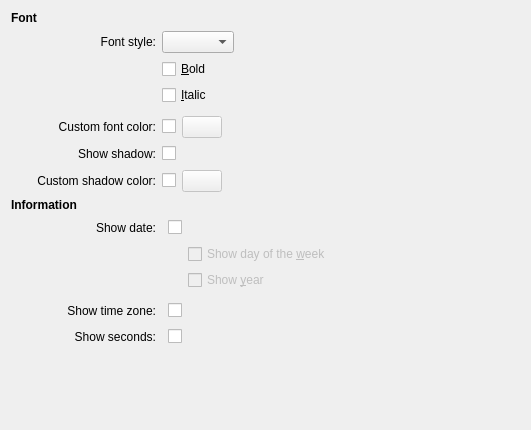
This is plasma/generic/applets/digital-clock/clockConfig.ui in mgottschlag/kwin-tiling as Qt 5 draws it before an edit. The edited form follows.
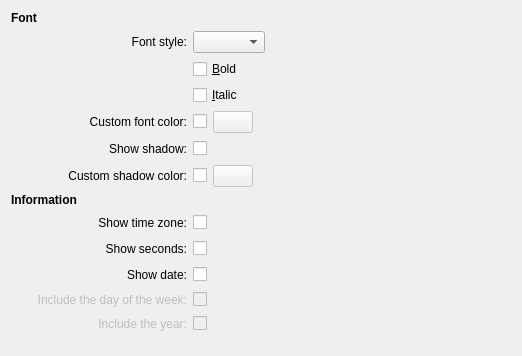
This is the edited form. Custom widgets are drawn as their Qt base class.

Commit message: scrub the ui a little bit

Patch:
```diff
--- a/plasma/generic/applets/digital-clock/clockConfig.ui
+++ b/plasma/generic/applets/digital-clock/clockConfig.ui
@@ -6,11 +6,24 @@
    <rect>
     <x>0</x>
     <y>0</y>
-    <width>531</width>
-    <height>430</height>
+    <width>522</width>
+    <height>356</height>
    </rect>
   </property>
-  <layout class="QGridLayout" name="gridLayout_2">
+  <layout class="QGridLayout" name="gridLayout">
+   <item row="0" column="0" colspan="2">
+    <widget class="QLabel" name="label_6">
+     <property name="font">
+      <font>
+       <weight>75</weight>
+       <bold>true</bold>
+      </font>
+     </property>
+     <property name="text">
+      <string>Font</string>
+     </property>
+    </widget>
+   </item>
    <item row="1" column="1">
     <widget class="QLabel" name="label">
      <property name="text">
@@ -24,7 +37,7 @@
      </property>
     </widget>
    </item>
-   <item row="1" column="2" colspan="2">
+   <item row="1" column="2">
     <layout class="QHBoxLayout" name="horizontalLayout_2">
      <item>
       <widget class="KFontComboBox" name="plainClockFont"/>
@@ -34,9 +47,12 @@
        <property name="orientation">
         <enum>Qt::Horizontal</enum>
        </property>
+       <property name="sizeType">
+        <enum>QSizePolicy::MinimumExpanding</enum>
+       </property>
        <property name="sizeHint" stdset="0">
         <size>
-         <width>78</width>
+         <width>0</width>
          <height>17</height>
         </size>
        </property>
@@ -44,7 +60,7 @@
      </item>
     </layout>
    </item>
-   <item row="2" column="2" colspan="2">
+   <item row="2" column="2">
     <widget class="QCheckBox" name="plainClockFontBold">
      <property name="toolTip">
       <string>Check if you want the font in bold</string>
@@ -57,7 +73,7 @@
      </property>
     </widget>
    </item>
-   <item row="3" column="2" colspan="2">
+   <item row="3" column="2">
     <widget class="QCheckBox" name="plainClockFontItalic">
      <property name="toolTip">
       <string>Check if you want the font in italic</string>
@@ -70,62 +86,7 @@
      </property>
     </widget>
    </item>
-   <item row="4" column="1" colspan="3">
-    <spacer name="verticalSpacer_2">
-     <property name="orientation">
-      <enum>Qt::Vertical</enum>
-     </property>
-     <property name="sizeType">
-      <enum>QSizePolicy::Fixed</enum>
-     </property>
-     <property name="sizeHint" stdset="0">
-      <size>
-       <width>409</width>
-       <height>5</height>
-      </size>
-     </property>
-    </spacer>
-   </item>
-   <item row="5" column="1">
-    <widget class="QLabel" name="label_2">
-     <property name="text">
-      <string>Custom font color:</string>
-     </property>
-     <property name="alignment">
-      <set>Qt::AlignRight|Qt::AlignTrailing|Qt::AlignVCenter</set>
-     </property>
-     <property name="buddy">
-      <cstring>useCustomColor</cstring>
-     </property>
-    </widget>
-   </item>
-   <item row="14" column="3">
-    <spacer>
-     <property name="orientation">
-      <enum>Qt::Vertical</enum>
-     </property>
-     <property name="sizeHint" stdset="0">
-      <size>
-       <width>20</width>
-       <height>0</height>
-      </size>
-     </property>
-    </spacer>
-   </item>
-   <item row="0" column="0" colspan="2">
-    <widget class="QLabel" name="label_6">
-     <property name="font">
-      <font>
-       <weight>75</weight>
-       <bold>true</bold>
-      </font>
-     </property>
-     <property name="text">
-      <string>Font</string>
-     </property>
-    </widget>
-   </item>
-   <item row="1" column="0">
+   <item row="4" column="0">
     <spacer name="horizontalSpacer_9">
      <property name="orientation">
       <enum>Qt::Horizontal</enum>
@@ -141,10 +102,10 @@
      </property>
     </spacer>
    </item>
-   <item row="13" column="1">
-    <widget class="QLabel" name="label_5">
+   <item row="4" column="1">
+    <widget class="QLabel" name="label_2">
      <property name="text">
-      <string>Show seconds:</string>
+      <string>Custom font color:</string>
      </property>
      <property name="alignment">
       <set>Qt::AlignRight|Qt::AlignTrailing|Qt::AlignVCenter</set>
@@ -154,23 +115,67 @@
      </property>
     </widget>
    </item>
-   <item row="9" column="3">
-    <layout class="QHBoxLayout" name="horizontalLayout_5">
+   <item row="4" column="2">
+    <layout class="QHBoxLayout" name="horizontalLayout_6">
      <item>
-      <widget class="QCheckBox" name="showDate">
+      <widget class="QCheckBox" name="useCustomColor">
+       <property name="text">
+        <string/>
+       </property>
+      </widget>
+     </item>
+     <item>
+      <widget class="KColorButton" name="plainClockColor">
+       <property name="enabled">
+        <bool>false</bool>
+       </property>
        <property name="toolTip">
         <string>Display the date of the day</string>
        </property>
        <property name="whatsThis">
         <string/>
        </property>
+      </widget>
+     </item>
+     <item>
+      <spacer name="horizontalSpacer_6">
+       <property name="orientation">
+        <enum>Qt::Horizontal</enum>
+       </property>
+       <property name="sizeHint" stdset="0">
+        <size>
+         <width>40</width>
+         <height>20</height>
+        </size>
+       </property>
+      </spacer>
+     </item>
+    </layout>
+   </item>
+   <item row="5" column="1">
+    <widget class="QLabel" name="label_9">
+     <property name="text">
+      <string>Show shadow:</string>
+     </property>
+     <property name="alignment">
+      <set>Qt::AlignRight|Qt::AlignTrailing|Qt::AlignVCenter</set>
+     </property>
+     <property name="buddy">
+      <cstring>drawShadow</cstring>
+     </property>
+    </widget>
+   </item>
+   <item row="5" column="2">
+    <layout class="QHBoxLayout" name="horizontalLayout">
+     <item>
+      <widget class="QCheckBox" name="drawShadow">
        <property name="text">
         <string/>
        </property>
       </widget>
      </item>
      <item>
-      <spacer name="horizontalSpacer_7">
+      <spacer name="horizontalSpacer_13">
        <property name="orientation">
         <enum>Qt::Horizontal</enum>
        </property>
@@ -184,7 +189,86 @@
      </item>
     </layout>
    </item>
-   <item row="12" column="3">
+   <item row="6" column="1">
+    <widget class="QLabel" name="customShadowColorLabel">
+     <property name="text">
+      <string>Custom shadow color:</string>
+     </property>
+     <property name="alignment">
+      <set>Qt::AlignRight|Qt::AlignTrailing|Qt::AlignVCenter</set>
+     </property>
+     <property name="buddy">
+      <cstring>useCustomShadowColor</cstring>
+     </property>
+    </widget>
+   </item>
+   <item row="6" column="2">
+    <layout class="QGridLayout" name="gridLayout_3">
+     <item row="0" column="1">
+      <widget class="KColorButton" name="plainClockShadowColor">
+       <property name="enabled">
+        <bool>false</bool>
+       </property>
+       <property name="toolTip">
+        <string>Shadow color chooser</string>
+       </property>
+       <property name="whatsThis">
+        <string>Click on this button and the KDE standard color dialog will show. You can then choose the new color you want for the text shadow for your clock.</string>
+       </property>
+      </widget>
+     </item>
+     <item row="0" column="2">
+      <spacer name="horizontalSpacer_12">
+       <property name="orientation">
+        <enum>Qt::Horizontal</enum>
+       </property>
+       <property name="sizeHint" stdset="0">
+        <size>
+         <width>40</width>
+         <height>20</height>
+        </size>
+       </property>
+      </spacer>
+     </item>
+     <item row="0" column="0">
+      <widget class="QCheckBox" name="useCustomShadowColor">
+       <property name="enabled">
+        <bool>true</bool>
+       </property>
+       <property name="text">
+        <string/>
+       </property>
+      </widget>
+     </item>
+    </layout>
+   </item>
+   <item row="7" column="0" colspan="2">
+    <widget class="QLabel" name="label_7">
+     <property name="font">
+      <font>
+       <weight>75</weight>
+       <bold>true</bold>
+      </font>
+     </property>
+     <property name="text">
+      <string>Information</string>
+     </property>
+    </widget>
+   </item>
+   <item row="8" column="1">
+    <widget class="QLabel" name="label_4">
+     <property name="text">
+      <string>Show time zone:</string>
+     </property>
+     <property name="alignment">
+      <set>Qt::AlignRight|Qt::AlignTrailing|Qt::AlignVCenter</set>
+     </property>
+     <property name="buddy">
+      <cstring>showTimeZone</cstring>
+     </property>
+    </widget>
+   </item>
+   <item row="8" column="2">
     <layout class="QHBoxLayout" name="horizontalLayout_3">
      <item>
       <widget class="QCheckBox" name="showTimeZone">
@@ -214,26 +298,10 @@
      </item>
     </layout>
    </item>
-   <item row="11" column="3">
-    <spacer name="verticalSpacer">
-     <property name="orientation">
-      <enum>Qt::Vertical</enum>
-     </property>
-     <property name="sizeType">
-      <enum>QSizePolicy::Fixed</enum>
-     </property>
-     <property name="sizeHint" stdset="0">
-      <size>
-       <width>20</width>
-       <height>5</height>
-      </size>
-     </property>
-    </spacer>
-   </item>
    <item row="9" column="1">
-    <widget class="QLabel" name="label_3">
+    <widget class="QLabel" name="label_5">
      <property name="text">
-      <string>Show date:</string>
+      <string>Show seconds:</string>
      </property>
      <property name="alignment">
       <set>Qt::AlignRight|Qt::AlignTrailing|Qt::AlignVCenter</set>
@@ -243,7 +311,7 @@
      </property>
     </widget>
    </item>
-   <item row="13" column="3">
+   <item row="9" column="2">
     <layout class="QHBoxLayout" name="horizontalLayout_4">
      <item>
       <widget class="QCheckBox" name="secondsCheckbox">
@@ -273,25 +341,68 @@
      </item>
     </layout>
    </item>
-   <item row="10" column="3">
-    <layout class="QGridLayout" name="gridLayout">
-     <item row="0" column="0">
-      <spacer name="horizontalSpacer">
+   <item row="10" column="1">
+    <widget class="QLabel" name="label_3">
+     <property name="text">
+      <string>Show date:</string>
+     </property>
+     <property name="alignment">
+      <set>Qt::AlignRight|Qt::AlignTrailing|Qt::AlignVCenter</set>
+     </property>
+     <property name="buddy">
+      <cstring>showDate</cstring>
+     </property>
+    </widget>
+   </item>
+   <item row="10" column="2">
+    <layout class="QHBoxLayout" name="horizontalLayout_5">
+     <item>
+      <widget class="QCheckBox" name="showDate">
+       <property name="toolTip">
+        <string>Display the date of the day</string>
+       </property>
+       <property name="whatsThis">
+        <string/>
+       </property>
+       <property name="text">
+        <string/>
+       </property>
+      </widget>
+     </item>
+     <item>
+      <spacer name="horizontalSpacer_7">
        <property name="orientation">
         <enum>Qt::Horizontal</enum>
        </property>
-       <property name="sizeType">
-        <enum>QSizePolicy::Fixed</enum>
-       </property>
        <property name="sizeHint" stdset="0">
         <size>
-         <width>20</width>
+         <width>40</width>
          <height>20</height>
         </size>
        </property>
       </spacer>
      </item>
-     <item row="0" column="1">
+    </layout>
+   </item>
+   <item row="11" column="1">
+    <widget class="QLabel" name="label_8">
+     <property name="enabled">
+      <bool>false</bool>
+     </property>
+     <property name="text">
+      <string>Include the day of the week:</string>
+     </property>
+     <property name="alignment">
+      <set>Qt::AlignRight|Qt::AlignTrailing|Qt::AlignVCenter</set>
+     </property>
+     <property name="buddy">
+      <cstring>showDay</cstring>
+     </property>
+    </widget>
+   </item>
+   <item row="11" column="2">
+    <layout class="QHBoxLayout" name="horizontalLayout_7">
+     <item>
       <widget class="QCheckBox" name="showDay">
        <property name="enabled">
         <bool>false</bool>
@@ -303,27 +414,44 @@
         <string>Add the day of the week to the date display.</string>
        </property>
        <property name="text">
-        <string>Show day of the &amp;week</string>
+        <string/>
        </property>
       </widget>
      </item>
-     <item row="1" column="0">
-      <spacer name="horizontalSpacer_2">
+     <item>
+      <spacer name="horizontalSpacer_8">
        <property name="orientation">
         <enum>Qt::Horizontal</enum>
        </property>
-       <property name="sizeType">
-        <enum>QSizePolicy::Fixed</enum>
-       </property>
        <property name="sizeHint" stdset="0">
         <size>
-         <width>20</width>
-         <height>20</height>
+         <width>37</width>
+         <height>18</height>
         </size>
        </property>
       </spacer>
      </item>
-     <item row="1" column="1">
+    </layout>
+   </item>
+   <item row="12" column="1">
+    <widget class="QLabel" name="label_10">
+     <property name="enabled">
+      <bool>false</bool>
+     </property>
+     <property name="text">
+      <string>Include the year:</string>
+     </property>
+     <property name="alignment">
+      <set>Qt::AlignRight|Qt::AlignTrailing|Qt::AlignVCenter</set>
+     </property>
+     <property name="buddy">
+      <cstring>showYear</cstring>
+     </property>
+    </widget>
+   </item>
+   <item row="12" column="2">
+    <layout class="QHBoxLayout" name="horizontalLayout_8">
+     <item>
       <widget class="QCheckBox" name="showYear">
        <property name="enabled">
         <bool>false</bool>
@@ -335,164 +463,37 @@
         <string>Add the year to the date string.</string>
        </property>
        <property name="text">
-        <string>Show &amp;year</string>
-       </property>
-      </widget>
-     </item>
-    </layout>
-   </item>
-   <item row="8" column="0" colspan="2">
-    <widget class="QLabel" name="label_7">
-     <property name="font">
-      <font>
-       <weight>75</weight>
-       <bold>true</bold>
-      </font>
-     </property>
-     <property name="text">
-      <string>Information</string>
-     </property>
-    </widget>
-   </item>
-   <item row="12" column="1">
-    <widget class="QLabel" name="label_4">
-     <property name="text">
-      <string>Show time zone:</string>
-     </property>
-     <property name="alignment">
-      <set>Qt::AlignRight|Qt::AlignTrailing|Qt::AlignVCenter</set>
-     </property>
-     <property name="buddy">
-      <cstring>showTimeZone</cstring>
-     </property>
-    </widget>
-   </item>
-   <item row="7" column="2" colspan="2">
-    <layout class="QGridLayout" name="gridLayout_3">
-     <item row="0" column="1">
-      <widget class="KColorButton" name="plainClockShadowColor">
-       <property name="enabled">
-        <bool>false</bool>
-       </property>
-       <property name="toolTip">
-        <string>Shadow color chooser</string>
-       </property>
-       <property name="whatsThis">
-        <string>Click on this button and the KDE standard color dialog will show. You can then choose the new color you want for the text shadow for your clock.</string>
-       </property>
-      </widget>
-     </item>
-     <item row="0" column="2">
-      <spacer name="horizontalSpacer_12">
-       <property name="orientation">
-        <enum>Qt::Horizontal</enum>
-       </property>
-       <property name="sizeHint" stdset="0">
-        <size>
-         <width>40</width>
-         <height>20</height>
-        </size>
-       </property>
-      </spacer>
-     </item>
-     <item row="0" column="0">
-      <widget class="QCheckBox" name="useCustomShadowColor">
-       <property name="enabled">
-        <bool>true</bool>
-       </property>
-       <property name="text">
         <string/>
        </property>
       </widget>
      </item>
-    </layout>
-   </item>
-   <item row="5" column="2" colspan="2">
-    <layout class="QHBoxLayout" name="horizontalLayout_6">
      <item>
-      <widget class="QCheckBox" name="useCustomColor">
-       <property name="text">
-        <string/>
-       </property>
-      </widget>
-     </item>
-     <item>
-      <widget class="KColorButton" name="plainClockColor">
-       <property name="enabled">
-        <bool>false</bool>
-       </property>
-       <property name="toolTip">
-        <string>Color chooser</string>
-       </property>
-       <property name="whatsThis">
-        <string>Click on this button and the KDE standard color dialog will show. You can then choose the new color you want for your clock.</string>
-       </property>
-      </widget>
-     </item>
-     <item>
-      <spacer name="horizontalSpacer_6">
+      <spacer name="horizontalSpacer_10">
        <property name="orientation">
         <enum>Qt::Horizontal</enum>
        </property>
        <property name="sizeHint" stdset="0">
         <size>
-         <width>40</width>
-         <height>20</height>
+         <width>37</width>
+         <height>18</height>
         </size>
        </property>
       </spacer>
      </item>
     </layout>
    </item>
-   <item row="6" column="1">
-    <widget class="QLabel" name="label_9">
-     <property name="text">
-      <string>Show shadow:</string>
+   <item row="13" column="2">
+    <spacer>
+     <property name="orientation">
+      <enum>Qt::Vertical</enum>
      </property>
-     <property name="alignment">
-      <set>Qt::AlignRight|Qt::AlignTrailing|Qt::AlignVCenter</set>
+     <property name="sizeHint" stdset="0">
+      <size>
+       <width>20</width>
+       <height>0</height>
+      </size>
      </property>
-     <property name="buddy">
-      <cstring>drawShadow</cstring>
-     </property>
-    </widget>
-   </item>
-   <item row="6" column="2" colspan="2">
-    <layout class="QHBoxLayout" name="horizontalLayout">
-     <item>
-      <widget class="QCheckBox" name="drawShadow">
-       <property name="text">
-        <string/>
-       </property>
-      </widget>
-     </item>
-     <item>
-      <spacer name="horizontalSpacer_13">
-       <property name="orientation">
-        <enum>Qt::Horizontal</enum>
-       </property>
-       <property name="sizeHint" stdset="0">
-        <size>
-         <width>40</width>
-         <height>20</height>
-        </size>
-       </property>
-      </spacer>
-     </item>
-    </layout>
-   </item>
-   <item row="7" column="1">
-    <widget class="QLabel" name="customShadowColorLabel">
-     <property name="text">
-      <string>Custom shadow color:</string>
-     </property>
-     <property name="alignment">
-      <set>Qt::AlignRight|Qt::AlignTrailing|Qt::AlignVCenter</set>
-     </property>
-     <property name="buddy">
-      <cstring>useCustomShadowColor</cstring>
-     </property>
-    </widget>
+    </spacer>
    </item>
   </layout>
  </widget>
```
Left out of the diff: 56 changed lines with no effect on the pictures.
